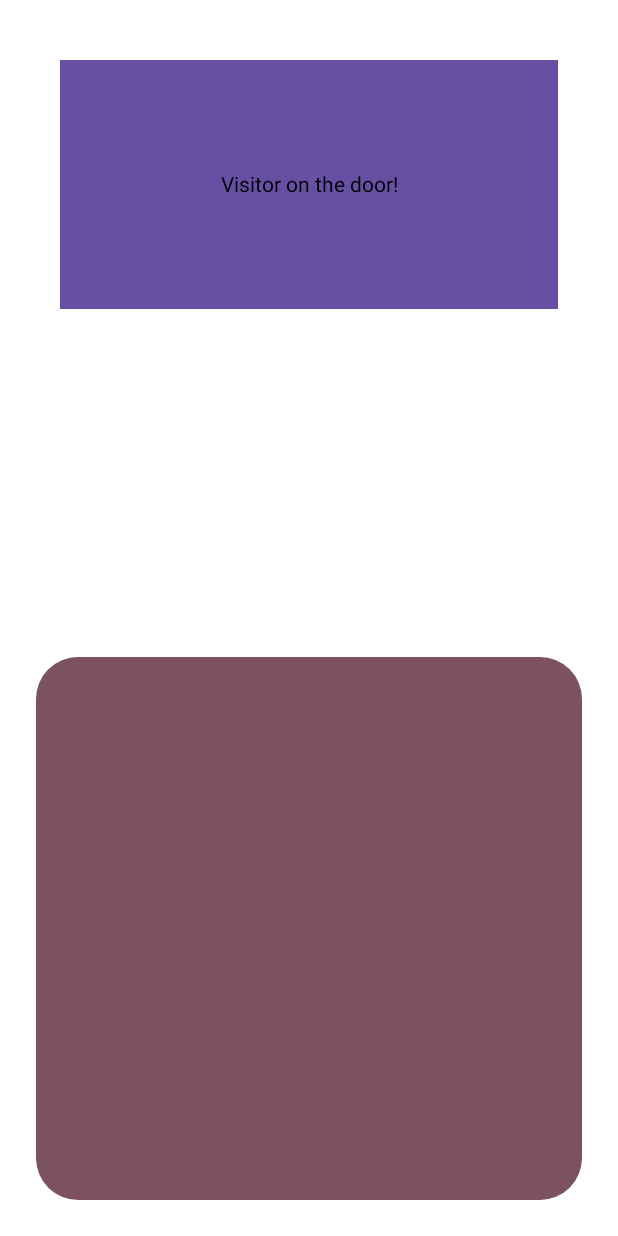
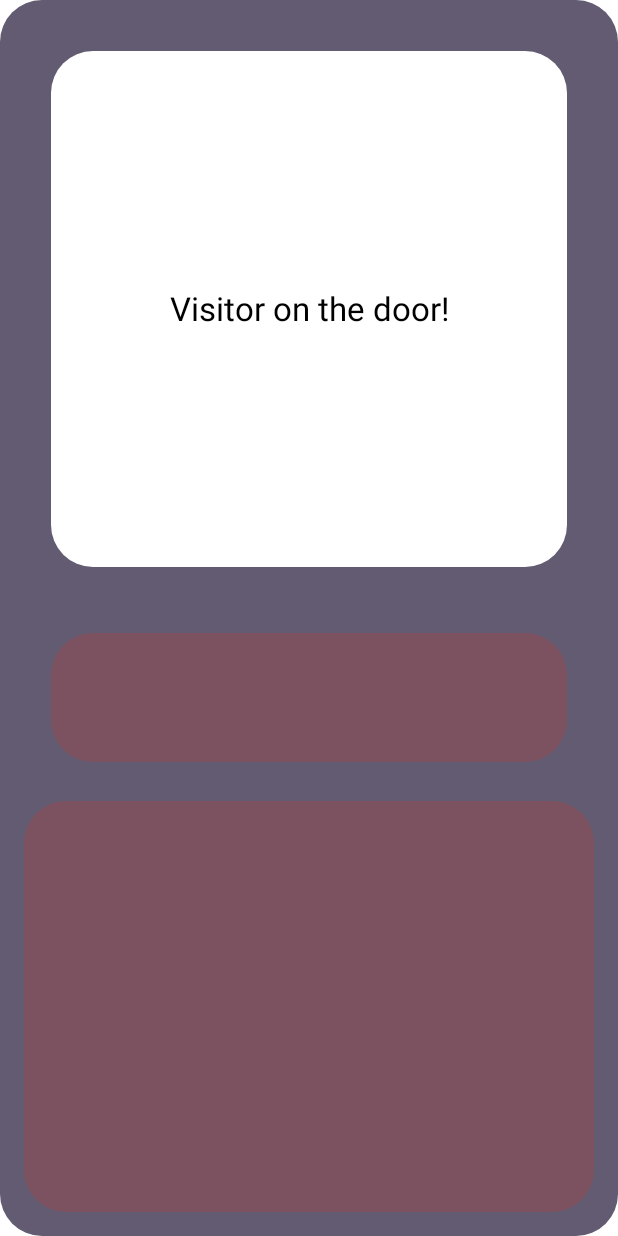
Before and after one commit to hamzariffic/smart_guard, an Android app built with Jetpack Compose: the @Preview function HomeScreenPreview, on a phone screen of 412 x 824 dp. Run offline under Robolectric (Android 15) with nearby library versions, the phone set to English and light mode, and no system bars.

Commit message:
Home Screen with camera card, lazy row with some buttons, and lazycolumn for populating Items

```diff
--- a/app/src/main/java/com/example/lookatmenow/views/HomeScreen.kt
+++ b/app/src/main/java/com/example/lookatmenow/views/HomeScreen.kt
@@ -1,7 +1,6 @@
 package com.example.lookatmenow.views
 
 import androidx.compose.foundation.background
-import androidx.compose.foundation.gestures.scrollable
 import androidx.compose.foundation.layout.Box
 import androidx.compose.foundation.layout.Column
 import androidx.compose.foundation.layout.Spacer
@@ -12,35 +11,43 @@ import androidx.compose.foundation.layout.height
 import androidx.compose.foundation.layout.padding
 import androidx.compose.foundation.lazy.LazyColumn
 import androidx.compose.foundation.lazy.LazyRow
+import androidx.compose.material3.FilledTonalButton
 import androidx.compose.material3.MaterialTheme
+import androidx.compose.material3.MaterialTheme.colorScheme
 import androidx.compose.material3.Text
 import androidx.compose.runtime.Composable
+import androidx.compose.ui.Alignment
 import androidx.compose.ui.Modifier
+import androidx.compose.ui.text.style.TextAlign
 import androidx.compose.ui.tooling.preview.Preview
 import androidx.compose.ui.unit.dp
+import androidx.navigation.NavHostController
+import androidx.navigation.compose.rememberNavController
 
 
 @Composable
 fun HomeScreen(
-    modifier: Modifier
+    modifier: Modifier,
+    navHostController: NavHostController
 ){
     Column(
         modifier
             .fillMaxSize()
-//            .background(MaterialTheme.colorScheme.secondary, MaterialTheme.shapes.extraLarge)
-            .padding(24.dp),
-        horizontalAlignment = androidx.compose.ui.Alignment.CenterHorizontally
+            .background(colorScheme.secondary, MaterialTheme.shapes.extraLarge)
+            .padding(16.dp),
+        horizontalAlignment = Alignment.CenterHorizontally
     ) {
         Box(
             modifier
-                .padding(16.dp)
-                .aspectRatio(2f)
-                .background(MaterialTheme.colorScheme.primary)
+                .padding(18.dp)
+                .aspectRatio(1f)
+                .background(colorScheme.onTertiary, MaterialTheme.shapes.extraLarge)
                 .fillMaxWidth()
-            ) {
-//            Display individuals at the entrance
-            Text(text = "Visitor on the door!", modifier = Modifier.align(androidx.compose.ui.Alignment.Center),
-                textAlign = androidx.compose.ui.text.style.TextAlign.Center)
+        ) {
+    //            Display individuals at the entrance
+            Text(text = "Visitor on the door!", modifier = Modifier.align(Alignment.Center),
+                textAlign = TextAlign.Center,
+                fontSize = MaterialTheme.typography.titleLarge.fontSize,)
 
         }
         Spacer(modifier = Modifier.height(8.dp) )
@@ -49,8 +56,14 @@ fun HomeScreen(
             modifier
                 .fillMaxWidth()
                 .padding(18.dp)
-                .aspectRatio(2f)
-                .background(MaterialTheme.colorScheme.onTertiary)) {
+                .aspectRatio(4f)
+                .background(colorScheme.tertiary, MaterialTheme.shapes.extraLarge)) {
+            @Composable
+            fun FilledTonalButtonExample(onClick: () -> Unit) {
+                FilledTonalButton(onClick = { onClick() }) {
+                    Text("Tonal")
+                }
+            }
 
         }
         Spacer(modifier = Modifier.height(8.dp))
@@ -58,17 +71,17 @@ fun HomeScreen(
         LazyColumn(
             Modifier
                 .fillMaxSize()
-                .background(MaterialTheme.colorScheme.tertiary, MaterialTheme.shapes.extraLarge)
+                .background(colorScheme.tertiary, MaterialTheme.shapes.extraLarge)
                 .padding(18.dp)) {
 
         }
+    }
+}
 
 
-    }
-}
 
 @Preview(showBackground = true)
 @Composable
 fun HomeScreenPreview() {
-    HomeScreen(Modifier)
+    HomeScreen(Modifier, navHostController = rememberNavController())
 }
```
